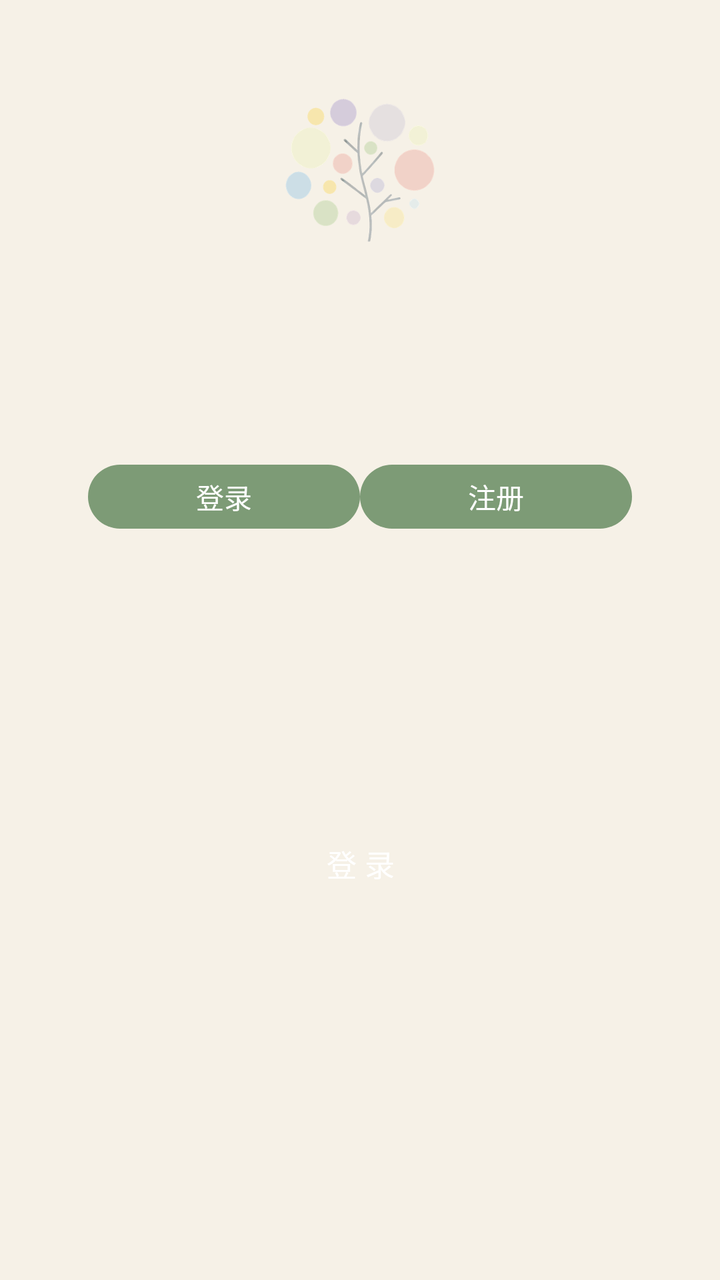
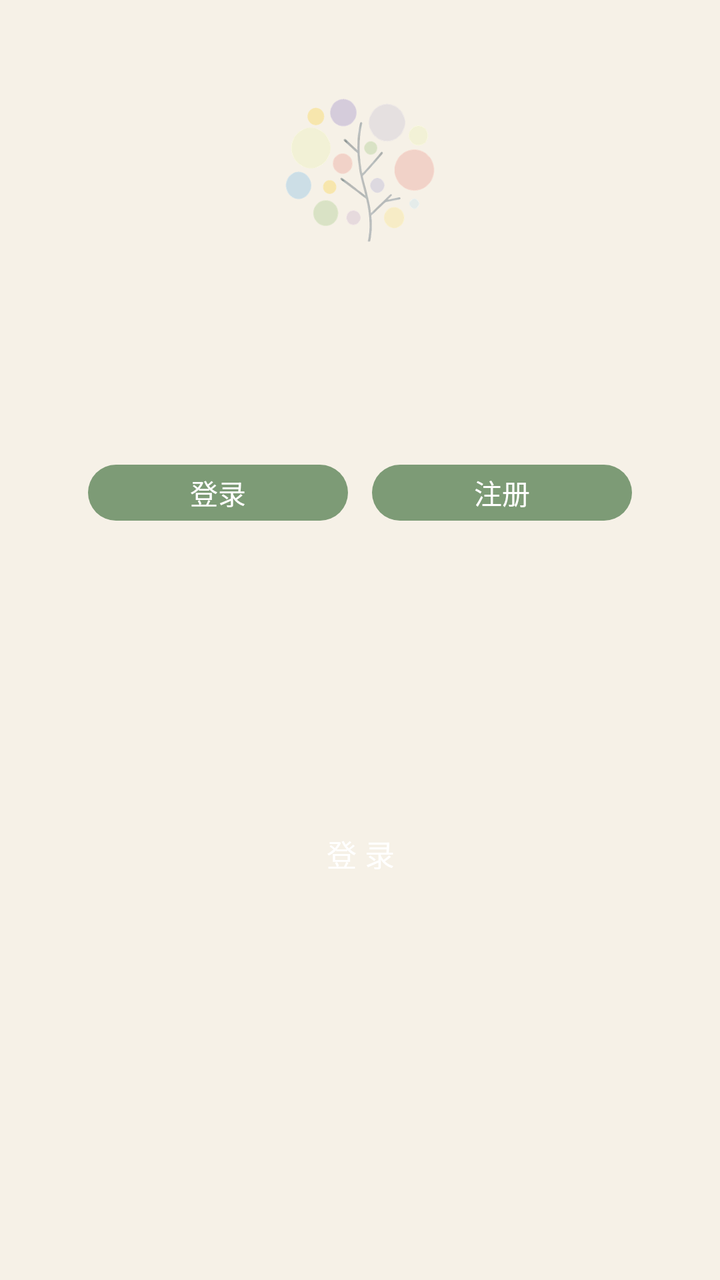

The first picture is an Android layout as it rendered before a commit; the second is the same layout after the commit. The layout source and the unified diff follow.
<!-- AndroidManifest.xml: activity theme Theme.MoodTree.NoActionBar -->
<!-- res/layout/activity_login.xml -->
<?xml version="1.0" encoding="utf-8"?>
<ScrollView xmlns:android="http://schemas.android.com/apk/res/android"
    android:layout_width="match_parent"
    android:layout_height="match_parent"
    android:background="@android:color/transparent"
    android:fillViewport="true">

    <LinearLayout
        android:layout_width="match_parent"
        android:layout_height="wrap_content"
        android:orientation="vertical"
        android:gravity="center_horizontal"
        android:padding="24dp">

        
        <ImageView
            android:layout_width="80dp"
            android:layout_height="80dp"
            android:src="@drawable/logo"
            android:contentDescription="心履"
            android:layout_marginTop="20dp" />

        <TextView
            android:id="@+id/tvBrandName"
            android:layout_width="wrap_content"
            android:layout_height="wrap_content"
            android:text="心履"
            android:textSize="24sp"
            android:textStyle="bold"
            android:textColor="@android:color/transparent"
            android:layout_marginTop="6dp" />

        <TextView
            android:id="@+id/tvBrandSub"
            android:layout_width="wrap_content"
            android:layout_height="wrap_content"
            android:text="把心情种下，让它慢慢发芽"
            android:textSize="13sp"
            android:textColor="@android:color/transparent"
            android:layout_marginBottom="24dp" />

        
        <LinearLayout
            android:id="@+id/content"
            android:layout_width="match_parent"
            android:layout_height="wrap_content"
            android:orientation="vertical"
            android:background="@android:color/transparent"
            android:padding="20dp">

            
            <LinearLayout
                android:id="@+id/tabs"
                android:layout_width="match_parent"
                android:layout_height="wrap_content"
                android:orientation="horizontal"
                android:gravity="center"
                android:layout_marginBottom="20dp">

                <Button
                    android:id="@+id/btnTabLogin"
                    android:layout_width="0dp"
                    android:layout_height="40dp"
                    android:layout_weight="1"
                    android:text="登录"
                    android:textSize="14sp"
                    android:minWidth="0dp"
                    android:minHeight="0dp"
                    android:padding="0dp"
                    android:stateListAnimator="@null" />

                <Button
                    android:id="@+id/btnTabRegister"
                    android:layout_width="0dp"
                    android:layout_height="40dp"
                    android:layout_weight="1"
                    android:text="注册"
                    android:textSize="14sp"
                    android:minWidth="0dp"
                    android:minHeight="0dp"
                    android:padding="0dp"
                    android:stateListAnimator="@null" />
            </LinearLayout>

            <EditText
                android:id="@+id/etUsername"
                android:layout_width="match_parent"
                android:layout_height="wrap_content"
                android:hint="账号"
                android:inputType="text"
                android:maxLines="1"
                android:background="@drawable/input_bg"
                android:padding="14dp"
                android:textSize="14sp"
                android:textColorHint="@android:color/transparent"
                android:layout_marginBottom="12dp" />

            <EditText
                android:id="@+id/etPassword"
                android:layout_width="match_parent"
                android:layout_height="wrap_content"
                android:hint="密码"
                android:inputType="textPassword"
                android:maxLines="1"
                android:background="@drawable/input_bg"
                android:padding="14dp"
                android:textSize="14sp"
                android:textColorHint="@android:color/transparent"
                android:layout_marginBottom="12dp" />

            <EditText
                android:id="@+id/etPassword2"
                android:layout_width="match_parent"
                android:layout_height="wrap_content"
                android:hint="再输一遍密码"
                android:inputType="textPassword"
                android:maxLines="1"
                android:background="@drawable/input_bg"
                android:padding="14dp"
                android:textSize="14sp"
                android:textColorHint="@android:color/transparent"
                android:visibility="gone" />

            <LinearLayout
                android:id="@+id/agreeRow"
                android:layout_width="match_parent"
                android:layout_height="wrap_content"
                android:orientation="horizontal"
                android:gravity="center_vertical"
                android:visibility="gone"
                android:layout_marginTop="4dp"
                android:layout_marginBottom="12dp">

                <CheckBox
                    android:id="@+id/cbAgree"
                    android:layout_width="wrap_content"
                    android:layout_height="wrap_content" />

                <TextView
                    android:id="@+id/tvAgreeText"
                    android:layout_width="wrap_content"
                    android:layout_height="wrap_content"
                    android:text="我已阅读并同意"
                    android:textColor="@android:color/transparent"
                    android:textSize="13sp" />

                <TextView
                    android:id="@+id/tvDisclaimer"
                    android:layout_width="wrap_content"
                    android:layout_height="wrap_content"
                    android:text="《免责声明》"
                    android:textColor="@android:color/transparent"
                    android:textSize="13sp"
                    android:padding="4dp" />
            </LinearLayout>

            <Button
                android:id="@+id/btnSubmit"
                android:layout_width="match_parent"
                android:layout_height="44dp"
                android:text="登 录"
                android:textSize="15sp"
                android:background="@android:color/transparent"
                android:textColor="@android:color/white"
                android:stateListAnimator="@null" />

            <TextView
                android:id="@+id/tvStatus"
                android:layout_width="match_parent"
                android:layout_height="wrap_content"
                android:gravity="center"
                android:textColor="@android:color/transparent"
                android:textSize="13sp"
                android:layout_marginTop="12dp" />
        </LinearLayout>

        
        <TextView
            android:id="@+id/tvGuest"
            android:layout_width="wrap_content"
            android:layout_height="wrap_content"
            android:text="不想注册？先随便逛逛"
            android:textColor="@android:color/transparent"
            android:textSize="14sp"
            android:padding="14dp"
            android:layout_marginTop="16dp" />

        <TextView
            android:id="@+id/tvGuestHint"
            android:layout_width="wrap_content"
            android:layout_height="wrap_content"
            android:text="游客的数据只保存在这台设备，登录后自动同步到云端"
            android:textColor="@android:color/transparent"
            android:textSize="11sp"
            android:gravity="center"
            android:paddingHorizontal="16dp" />

    </LinearLayout>
</ScrollView>
<!-- resources referenced by this layout -->
<resources>
  <!-- drawable input_bg (drawable) -->
  <?xml version="1.0" encoding="utf-8"?>
  <shape xmlns:android="http://schemas.android.com/apk/res/android"
      android:shape="rectangle">
      <solid android:color="@android:color/transparent" />
      <corners android:radius="12dp" />
      <padding android:left="14dp" android:top="12dp" android:right="14dp" android:bottom="12dp" />
  </shape>
  <!-- drawable logo: png bitmap (drawable, 132959 bytes) -->
  <style name="Theme.MoodTree.NoActionBar" parent="Theme.MoodTree">
          <item name="windowActionBar">false</item>
          <item name="windowNoTitle">true</item>
      </style>
  <style name="Theme.MoodTree" parent="Theme.Material3.DayNight.NoActionBar">
          <item name="android:windowBackground">@color/bg</item>
          <item name="android:statusBarColor">@color/bg</item>
          <item name="android:windowLightStatusBar">true</item>
          <item name="colorPrimary">@color/accent</item>
          <item name="colorOnPrimary">@color/white</item>
          <item name="colorAccent">@color/accent</item>
      </style>
  <color name="bg">#f6f1e7</color>
  <color name="accent">#7d9b76</color>
  <color name="white">#ffffff</color>
</resources>

<!-- the commit's change to res/layout/activity_login.xml (unified diff, before → after) -->
@@ -60,25 +60,27 @@
                 <Button
                     android:id="@+id/btnTabLogin"
                     android:layout_width="0dp"
-                    android:layout_height="40dp"
+                    android:layout_height="36dp"
                     android:layout_weight="1"
                     android:text="登录"
                     android:textSize="14sp"
                     android:minWidth="0dp"
                     android:minHeight="0dp"
                     android:padding="0dp"
+                    android:layout_marginEnd="6dp"
                     android:stateListAnimator="@null" />
 
                 <Button
                     android:id="@+id/btnTabRegister"
                     android:layout_width="0dp"
-                    android:layout_height="40dp"
+                    android:layout_height="36dp"
                     android:layout_weight="1"
                     android:text="注册"
                     android:textSize="14sp"
                     android:minWidth="0dp"
                     android:minHeight="0dp"
                     android:padding="0dp"
+                    android:layout_marginStart="6dp"
                     android:stateListAnimator="@null" />
             </LinearLayout>
 
@@ -157,7 +159,7 @@
             <Button
                 android:id="@+id/btnSubmit"
                 android:layout_width="match_parent"
-                android:layout_height="44dp"
+                android:layout_height="40dp"
                 android:text="登 录"
                 android:textSize="15sp"
                 android:background="@android:color/transparent"
